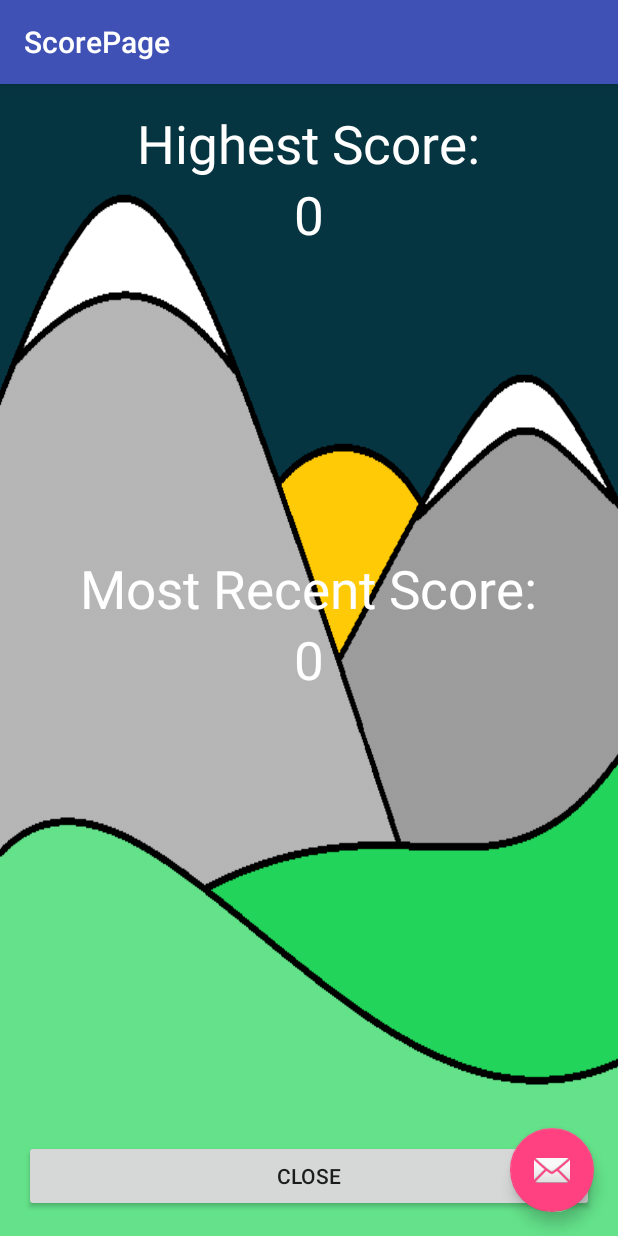
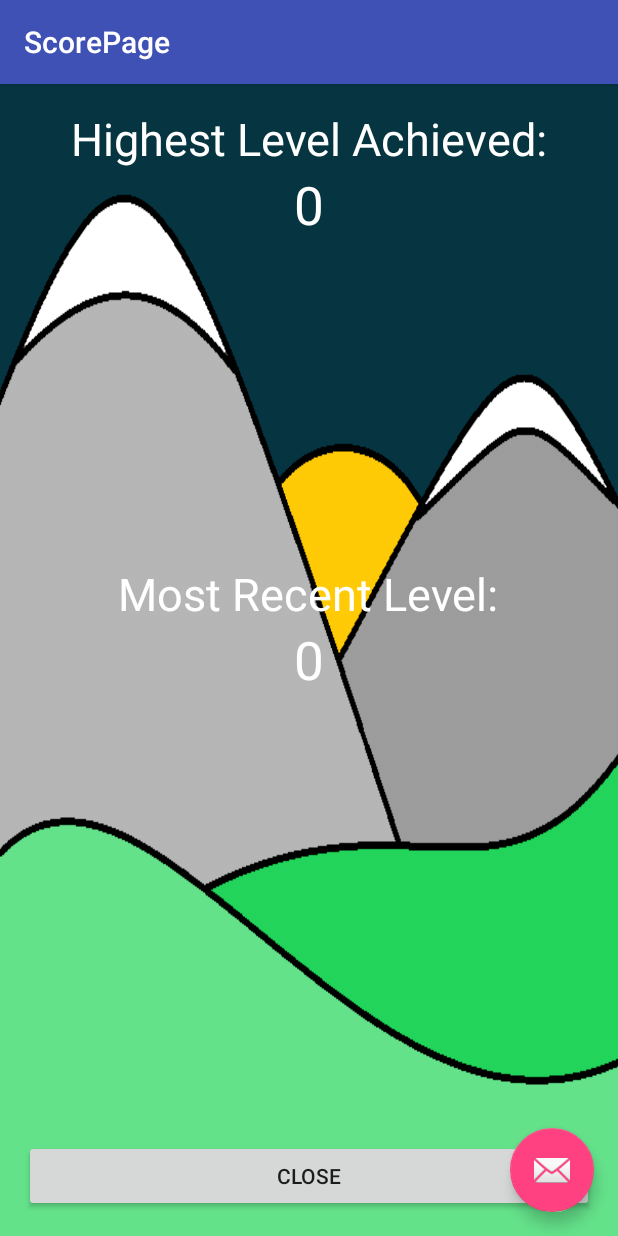
Before and after one commit to Naxess/SimonSays, an Android app: the ScorePage screen opened directly, with no data from a screen before it, on a phone screen of 412 x 824 dp. Run offline under Robolectric (Android 15) with nearby library versions, the phone set to English and light mode, and no system bars.

Commit message:
4/10/2016

```diff
--- a/app/src/main/res/layout/content_score_page.xml
+++ b/app/src/main/res/layout/content_score_page.xml
@@ -29,8 +29,8 @@
         android:layout_width="wrap_content"
         android:layout_height="wrap_content"
         android:textAppearance="?android:attr/textAppearanceLarge"
-        android:text="Highest Score:"
-        android:textSize="35dp"
+        android:text="Highest Level Achieved:"
+        android:textSize="30dp"
         android:textColor="#ffffff"
         android:id="@+id/textView3"
         android:layout_alignParentTop="true"
@@ -51,8 +51,8 @@
         android:layout_width="wrap_content"
         android:layout_height="wrap_content"
         android:textAppearance="?android:attr/textAppearanceLarge"
-        android:text="Most Recent Score:"
-        android:textSize="35dp"
+        android:text="Most Recent Level:"
+        android:textSize="30dp"
         android:textColor="#ffffff"
         android:id="@+id/textView5"
         android:layout_above="@+id/last_score"
```
Also changed, not shown: app/src/main/java/com/com220/sli/simonsays/MainActivity.java (+15 -12 lines), 1 other file.
